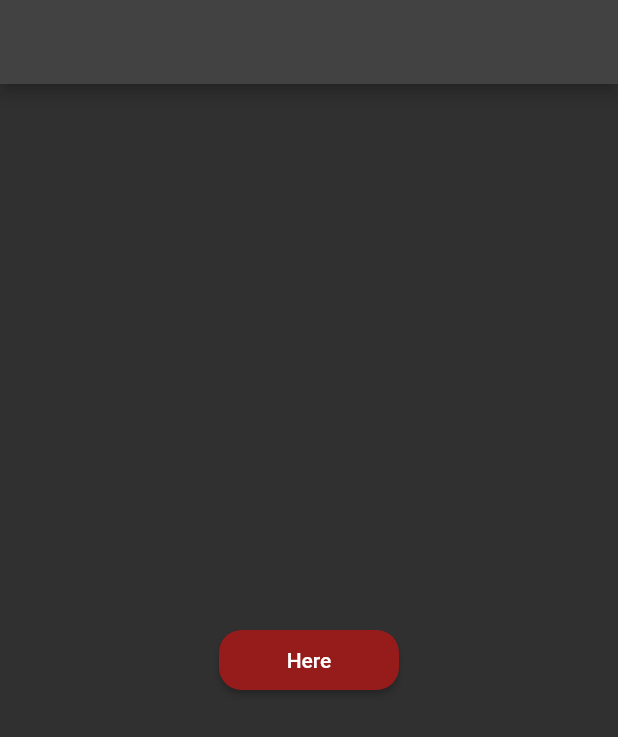
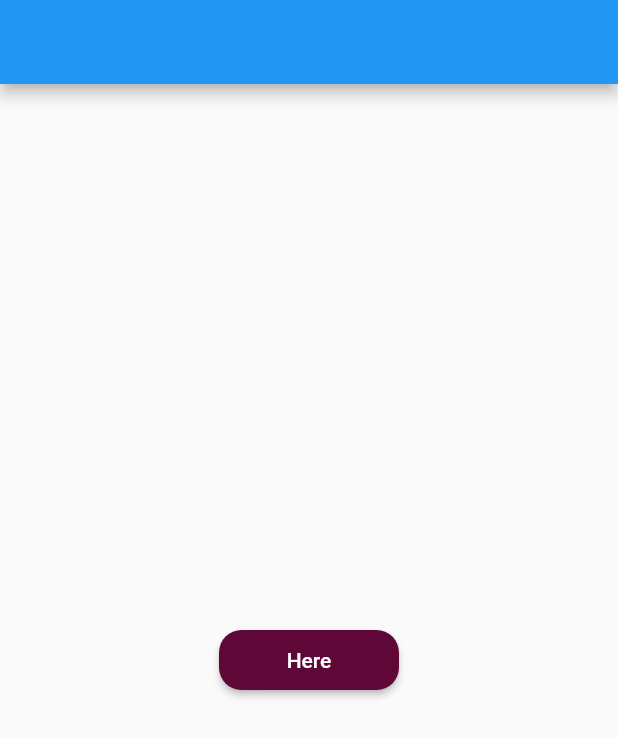
Before and after one commit to walidwazini/Flutter_theme_cubit, a Flutter app: the screen it shows after launch, after a tap on "Here", on a phone screen of 412 x 824 dp. Shown: the top 737 px of the screen. Run offline on Flutter 3.47's test engine with Material 2 defaults, Android fonts, the phone set to English and light mode, and no system bars; our stand-ins replace bloc, flutter_bloc.

Commit message:
implement bloc listener

```diff
--- a/lib/Cubit/theme_cubit.dart
+++ b/lib/Cubit/theme_cubit.dart
@@ -12,5 +12,7 @@ class ThemeCubit extends Cubit<ThemeState> {
 
   void toggleTheme(){
     _isDark = !isDark;
+    print(_isDark);
+    emit(TukarTheme());
   }
 }
--- a/lib/Cubit/theme_state.dart
+++ b/lib/Cubit/theme_state.dart
@@ -5,4 +5,4 @@ abstract class ThemeState {}
 
 class ThemeInitial extends ThemeState {}
 
-class ThemeChanged extends ThemeState {}
+class TukarTheme extends ThemeState {}
--- a/lib/Screens/HomeScreen.dart
+++ b/lib/Screens/HomeScreen.dart
@@ -5,31 +5,48 @@ import 'package:flutter_bloc/flutter_bloc.dart';
 class HomeScreen extends StatelessWidget {
   @override
   Widget build(BuildContext context) {
-    // ThemeCubit themeCubit = BlocProvider.of<ThemeCubit>(context, listen: false);
+    ThemeCubit themeCubit = BlocProvider.of<ThemeCubit>(
+      context,
+      listen: false,
+    );
+    bool isDark = themeCubit.isDark;
+
     return Scaffold(
       appBar: AppBar(),
-      body: BlocBuilder<ThemeCubit, ThemeState>(
-        builder: (context, state) {
+      body: BlocListener<ThemeCubit, ThemeState>(
+        listener: (context, state) {
+          // TODO: implement listener
+          ScaffoldMessenger.of(context).showSnackBar(
+            SnackBar(
+              content: Text('Theme Changed'),
+              backgroundColor: Colors.indigo,
+              duration: Duration(milliseconds: 50),
+            ),
+          );
+        },
+        child: BlocBuilder<ThemeCubit, ThemeState>(
+          builder: (context, ThemeState state) {
             return Center(
               child: SizedBox(
                 width: 120,
                 height: 40,
                 child: ElevatedButton(
                   style: ElevatedButton.styleFrom(
-                  primary: Color(0xff961c1c),
+                    primary: isDark ? Color(0xff5f0737) : Color(0xffd76a9b),
                     shape: RoundedRectangleBorder(
                       borderRadius: BorderRadius.circular(15),
                     ),
                   ),
                   child: Text('Here'),
                   onPressed: () {
-                  print(state.toString());
+                    themeCubit.toggleTheme();
                   },
                 ),
               ),
             );
           },
         ),
+      ),
     );
   }
 }
--- a/lib/main.dart
+++ b/lib/main.dart
@@ -2,7 +2,6 @@ import './Routes/AppRouter.dart';
 import 'package:flutter/material.dart';
 import 'package:bloc_cubit_theme/Cubit/theme_cubit.dart';
 import 'package:flutter_bloc/flutter_bloc.dart';
-import './Screens/HomeScreen.dart';
 
 void main() => runApp(Core());
 
@@ -31,9 +30,12 @@ class MyApp extends StatelessWidget {
 
   @override
   Widget build(BuildContext context) {
+    ThemeCubit themeCubit = BlocProvider.of<ThemeCubit>(context, listen: true);
+    bool isDark = themeCubit.isDark;
+
     return MaterialApp(
       title: 'My App',
-      theme: ThemeData.dark(),
+      theme: isDark ? ThemeData.light() : ThemeData.dark(),
       initialRoute: 'home',
       onGenerateRoute: router.generateRoute,
     );
```
Lines whose indentation alone changed are shown as unchanged.
